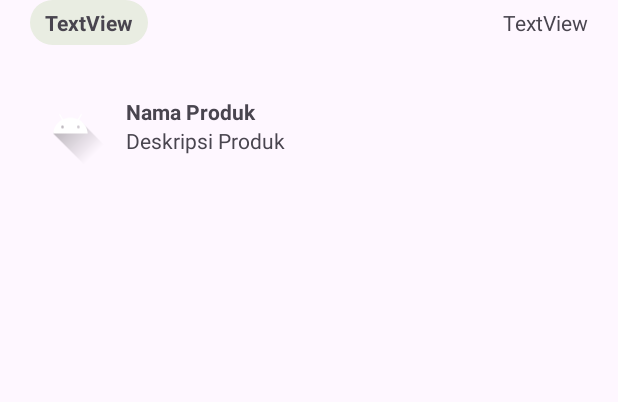
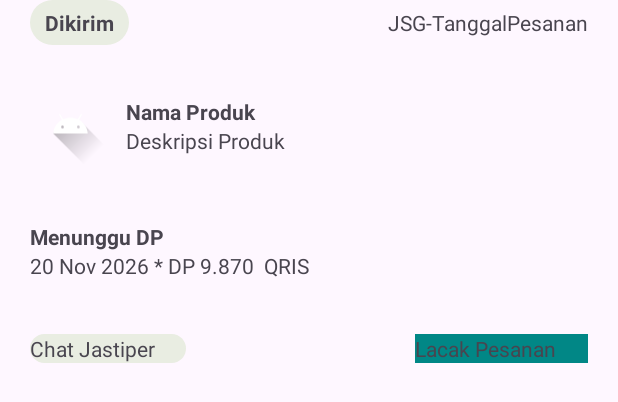
Before and after one commit to edwardedo03/JastipGo, an Android app: the layout pesanan_saya_layout.xml on its own in the app's theme, with its tools: preview values and no code run, on a phone screen of 412 x 824 dp. Shown: the top 402 px of the screen. Run offline under Robolectric (Android 15) with nearby library versions, the phone set to English and light mode, and no system bars.

Commit message:
------ George ------

```diff
--- a/app/src/main/res/layout/pesanan_saya_layout.xml
+++ b/app/src/main/res/layout/pesanan_saya_layout.xml
@@ -18,7 +18,7 @@
             android:background="@drawable/bg_rounded_green"
             android:paddingHorizontal="10dp"
             android:paddingVertical="5dp"
-            android:text="TextView"
+            android:text="Dikirim"
             android:textStyle="bold" />
 
         <View
@@ -31,7 +31,7 @@
             android:id="@+id/textView46"
             android:layout_width="wrap_content"
             android:layout_height="wrap_content"
-            android:text="TextView" />
+            android:text="JSG-TanggalPesanan" />
 
     </LinearLayout>
 
@@ -70,4 +70,79 @@
                 android:text="Deskripsi Produk" />
         </LinearLayout>
     </LinearLayout>
+
+    <LinearLayout
+        android:layout_width="match_parent"
+        android:layout_height="match_parent"
+        android:layout_marginVertical="10dp"
+        android:orientation="horizontal">
+
+        <LinearLayout
+            android:layout_width="match_parent"
+            android:layout_height="match_parent"
+            android:orientation="horizontal">
+
+            <ImageView
+                android:id="@+id/imageView19"
+                android:layout_width="wrap_content"
+                android:layout_height="wrap_content"
+                android:layout_weight="1"
+                app:srcCompat="@android:drawable/status_bar_item_background" />
+
+            <LinearLayout
+                android:layout_width="match_parent"
+                android:layout_height="match_parent"
+                android:orientation="vertical">
+
+                <TextView
+                    android:id="@+id/textView49"
+                    android:layout_width="match_parent"
+                    android:layout_height="wrap_content"
+                    android:text="Menunggu DP"
+                    android:textStyle="bold" />
+
+                <TextView
+                    android:layout_width="match_parent"
+                    android:layout_height="wrap_content"
+                    android:text="20 Nov 2026 * DP 9.870  QRIS" />
+            </LinearLayout>
+
+        </LinearLayout>
+    </LinearLayout>
+
+    <LinearLayout
+        android:layout_width="match_parent"
+        android:layout_height="match_parent"
+        android:orientation="horizontal">
+
+        <LinearLayout
+            android:layout_width="wrap_content"
+            android:layout_height="wrap_content"
+            android:layout_weight="1"
+            android:orientation="horizontal">
+
+            <TextView
+                android:id="@+id/textView51"
+                android:layout_width="wrap_content"
+                android:layout_height="wrap_content"
+                android:layout_weight="1"
+                android:background="@drawable/bg_rounded_green"
+                android:text="Chat Jastiper" />
+
+            <View
+                android:id="@+id/view2"
+                android:layout_width="132dp"
+                android:layout_height="match_parent"
+                android:layout_weight="1" />
+
+            <TextView
+                android:id="@+id/textView52"
+                android:layout_width="wrap_content"
+                android:layout_height="wrap_content"
+                android:layout_weight="1"
+                android:background="@color/design_default_color_secondary_variant"
+                android:text="Lacak Pesanan" />
+        </LinearLayout>
+    </LinearLayout>
+
 </LinearLayout>
```
